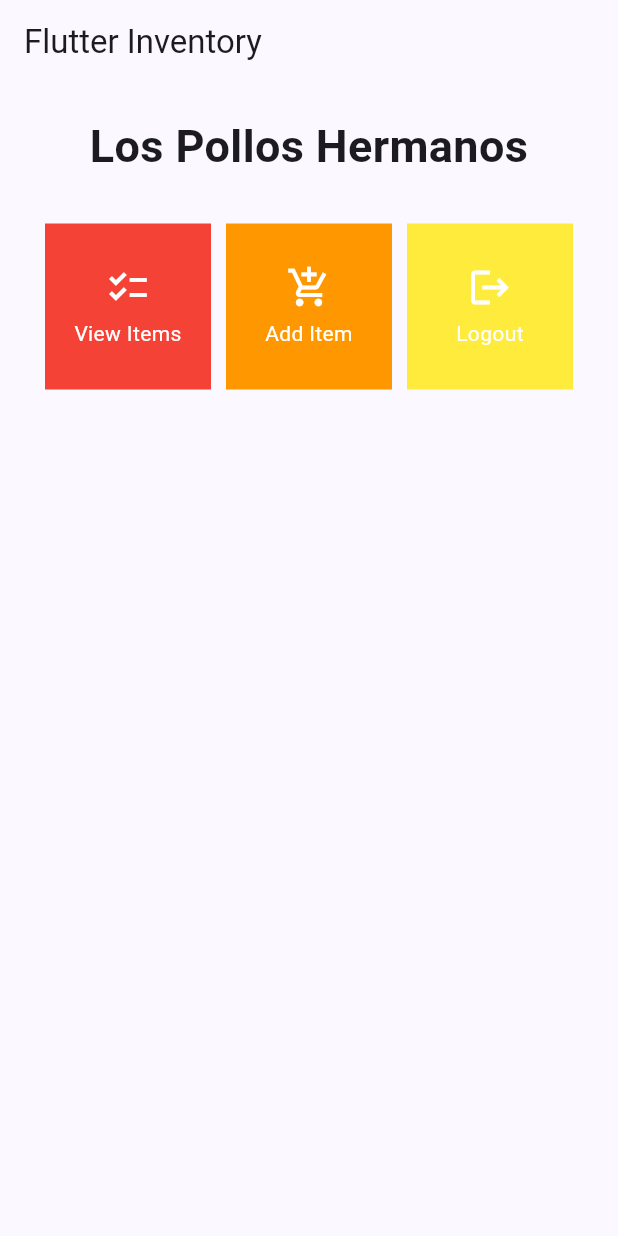
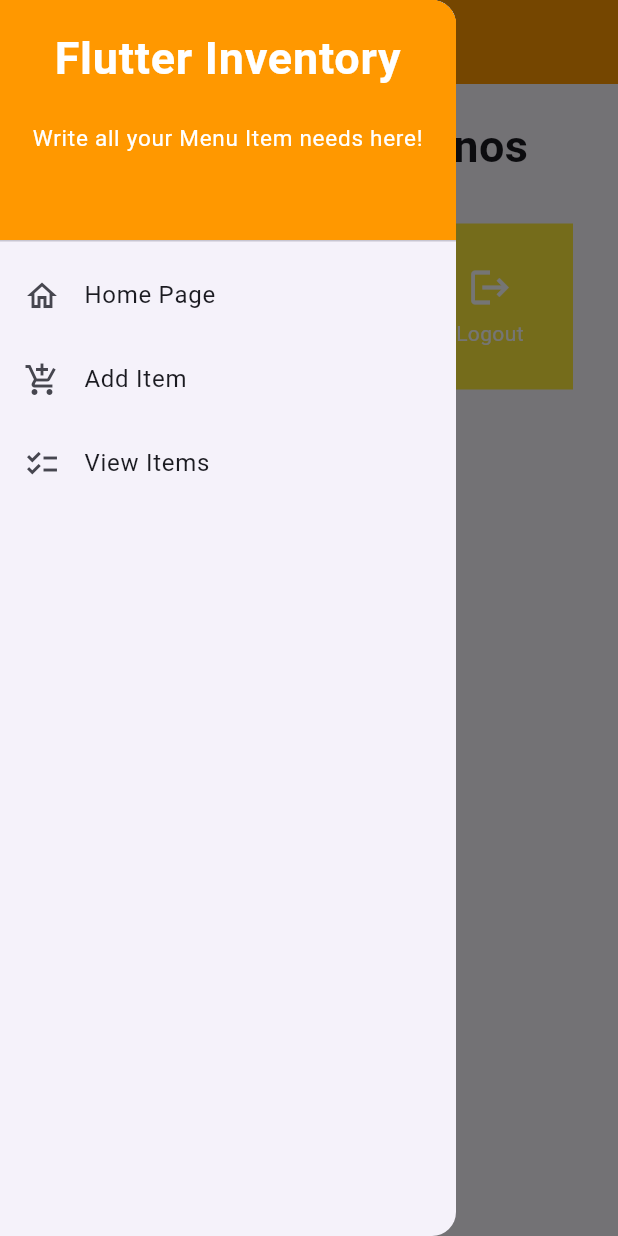
Before and after one commit to TomoriNow/flutter-inventory, a Flutter app: the screen it shows after launch, with the side drawer open (before the commit the screen has no drawer), on a phone screen of 412 x 824 dp. Run offline on Flutter 3.47's test engine with Material 2 defaults, Android fonts, the phone set to English and light mode, and no system bars.

Commit message:
Finished Assignment 8 with Bonus

```diff
--- a/lib/main.dart
+++ b/lib/main.dart
@@ -1,5 +1,5 @@
 import 'package:flutter/material.dart';
-import 'package:flutter_inventory/menu.dart';
+import 'package:flutter_inventory/screens/menu.dart';
 
 void main() {
   runApp(const MyApp());
--- /dev/null
+++ b/lib/models/item.dart
@@ -0,0 +1,28 @@
+class Item {
+  static List<Item> listItem = [];
+  String Name;
+  int Price;
+  int Amount;
+  String Description;
+
+  Item({
+    required this.Name,
+    required this.Price,
+    required this.Amount,
+    required this.Description,
+  });
+
+  static void add({
+    required Name,
+    required Price,
+    required Amount,
+    required Description,
+  }) {
+    listItem.add(Item(
+      Name: Name,
+      Price: Price,
+      Amount: Amount,
+      Description: Description,
+    ));
+  }
+}
--- a/lib/menu.dart
+++ b/lib/screens/menu.dart
@@ -1,4 +1,6 @@
 import 'package:flutter/material.dart';
+import 'package:flutter_inventory/widgets/item_card.dart';
+import 'package:flutter_inventory/widgets/left_drawer.dart';
 
 class MyHomePage extends StatelessWidget {
     MyHomePage({Key? key}) : super(key: key);
@@ -31,7 +33,10 @@
             title: const Text(
               'Flutter Inventory',
             ),
+            backgroundColor: Colors.orange,
+            foregroundColor: Colors.white,
           ),
+          drawer: const LeftDrawer(),
           body: SingleChildScrollView(
             // Scrolling wrapper widget
             child: Padding(
@@ -72,56 +77,3 @@
         );
   }
 }
-
-class ShopItem {
-  final String name;
-  final IconData icon;
-  final Color color;
-
-  ShopItem(this.name, this.icon, this.color);
-}
-
-class ShopCard extends StatelessWidget {
-  final ShopItem item;
-
-  const ShopCard(this.item, {Key? key}); // Constructor
-
-  @override
-  Widget build(BuildContext context) {
-    return Material(
-      color: item.color,
-      child: InkWell(
-        // Responsive touch area
-        onTap: () {
-          // Show a SnackBar when clicked
-          ScaffoldMessenger.of(context)
-            ..hideCurrentSnackBar()
-            ..showSnackBar(SnackBar(
-                content: Text("You pressed the ${item.name} button!")));
-        },
-        child: Container(
-          // Container to hold Icon and Text
-          padding: const EdgeInsets.all(8),
-          child: Center(
-            child: Column(
-              mainAxisAlignment: MainAxisAlignment.center,
-              children: [
-                Icon(
-                  item.icon,
-                  color: Colors.white,
-                  size: 30.0,
-                ),
-                const Padding(padding: EdgeInsets.all(3)),
-                Text(
-                  item.name,
-                  textAlign: TextAlign.center,
-                  style: const TextStyle(color: Colors.white),
-                ),
-              ],
-            ),
-          ),
-        ),
-      ),
-    );
-  }
-}
--- /dev/null
+++ b/lib/widgets/item_card.dart
@@ -0,0 +1,75 @@
+import 'package:flutter/material.dart';
+import 'package:flutter_inventory/screens/item_form.dart';
+import 'package:flutter_inventory/screens/view_item.dart';
+
+class ShopItem {
+  final String name;
+  final IconData icon;
+  final Color color;
+
+  ShopItem(this.name, this.icon, this.color);
+}
+
+class ShopCard extends StatelessWidget {
+  final ShopItem item;
+
+  const ShopCard(this.item, {Key? key}); // Constructor
+
+  @override
+  Widget build(BuildContext context) {
+    return Material(
+      color: item.color,
+      child: InkWell(
+        // Responsive touch area
+        onTap: () {
+          // Show SnackBar when clicked
+          ScaffoldMessenger.of(context)
+            ..hideCurrentSnackBar()
+            ..showSnackBar(SnackBar(
+                content: Text("You pressed the ${item.name} button!")));
+
+          // Navigate to the appropriate route (depending on the button type)
+          if (item.name == "Add Item") {
+            Navigator.push(
+                context,
+                MaterialPageRoute(
+                  builder: (context) => const ItemFormPage(),
+                ),
+              );
+          }
+
+          if (item.name == "View Items") {
+            Navigator.push(
+                context,
+                MaterialPageRoute(
+                  builder: (context) => const ViewItemPage()
+                ),
+              );
+          }
+        },
+        child: Container(
+          // Container to hold Icon and Text
+          padding: const EdgeInsets.all(8),
+          child: Center(
+            child: Column(
+              mainAxisAlignment: MainAxisAlignment.center,
+              children: [
+                Icon(
+                  item.icon,
+                  color: Colors.white,
+                  size: 30.0,
+                ),
+                const Padding(padding: EdgeInsets.all(3)),
+                Text(
+                  item.name,
+                  textAlign: TextAlign.center,
+                  style: const TextStyle(color: Colors.white),
+                ),
+              ],
+            ),
+          ),
+        ),
+      ),
+    );
+  }
+}
--- /dev/null
+++ b/lib/widgets/left_drawer.dart
@@ -0,0 +1,86 @@
+import 'package:flutter/material.dart';
+import 'package:flutter_inventory/screens/menu.dart';
+import 'package:flutter_inventory/screens/item_form.dart';
+import 'package:flutter_inventory/screens/view_item.dart';
+
+
+class LeftDrawer extends StatelessWidget {
+  const LeftDrawer({super.key});
+
+  @override
+  Widget build(BuildContext context) {
+    return Drawer(
+      child: ListView(
+        children: [
+          const DrawerHeader(
+            decoration: BoxDecoration(
+              color: Colors.orange,
+            ),
+            child: Column(
+              children: [
+                Text(
+                  'Flutter Inventory',
+                  textAlign: TextAlign.center,
+                  style: TextStyle(
+                    fontSize: 30,
+                    fontWeight: FontWeight.bold,
+                    color: Colors.white,
+                  ),
+                ),
+                Padding(padding: EdgeInsets.all(10)),
+                Text(
+                  'Write all your Menu Item needs here!',
+                  textAlign: TextAlign.center,
+                  style: TextStyle(
+                    fontSize: 15,
+                    fontWeight: FontWeight.normal,
+                    color: Colors.white,
+                  ),
+                ),
+              ],
+            ),
+          ),
+          ListTile(
+            leading: const Icon(Icons.home_outlined),
+            title: const Text('Home Page'),
+            // redirect to MyHomePage
+            onTap: () {
+              Navigator.pushReplacement(
+                context,
+                MaterialPageRoute(
+                  builder: (context) => MyHomePage(),
+                ),
+              );
+            },
+          ),
+          ListTile(
+            leading: const Icon(Icons.add_shopping_cart),
+            title: const Text('Add Item'),
+            // redirect to ItemFormPage
+            onTap: () {
+              Navigator.pushReplacement(
+                context,
+                MaterialPageRoute(
+                  builder: (context) => const ItemFormPage(),
+                ),
+              );
+            },
+          ),
+          ListTile(
+            leading: const Icon(Icons.checklist),
+            title: const Text('View Items'),
+            // redirect to ViewItemPage
+            onTap: () {
+              Navigator.pushReplacement(
+                context,
+                MaterialPageRoute(
+                  builder: (context) => const ViewItemPage(),
+                ),
+              );
+            },
+          ),
+        ],
+      ),
+    );
+  }
+}
```
Also changed, not shown: lib/screens/item_form.dart (added, +197 -0 lines), lib/screens/view_item.dart (added, +69 -0 lines), 1 other file.
